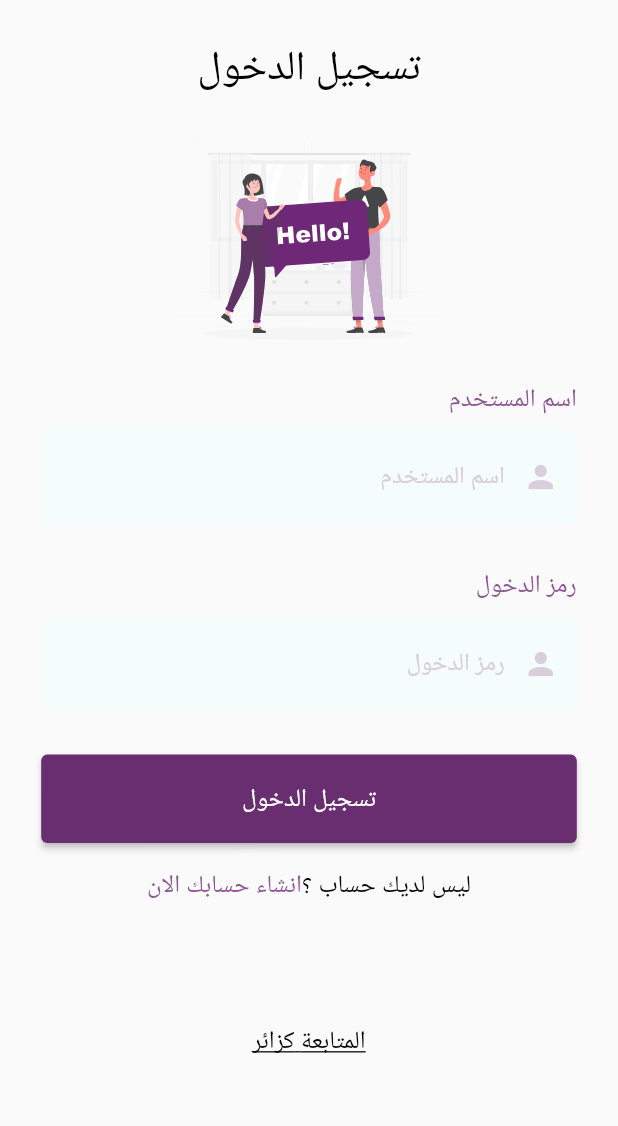
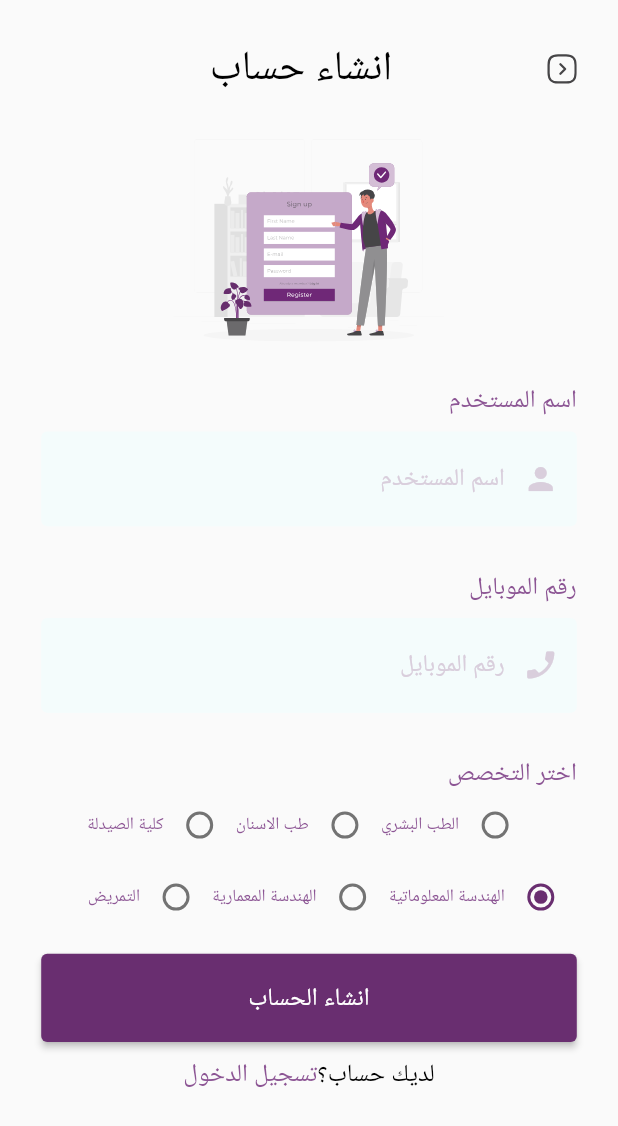
Before and after one commit to homamram/quize, a Flutter app: the screen it shows after launch, on a phone screen of 412 x 824 dp. Shown: the top 1126 px of the screen. Run offline on Flutter 3.47's test engine with Material 2 defaults, Android fonts, the phone set to English and light mode, and no system bars; our stand-ins replace bot_toast, connectivity_plus, dartz, firebase_core, firebase_messaging, flutter_spinkit and 5 more; accounts and stored records are empty.

Commit message:
signup view creat

```diff
--- a/lib/app/my_app.dart
+++ b/lib/app/my_app.dart
@@ -12,6 +12,7 @@ import 'package:get/get.dart';
 import 'package:provider/provider.dart';
 
 import '../core/utils/general_utiles.dart';
+import '../ui/views/sing_up/singup_view.dart';
 
 class MyApp extends StatelessWidget {
   MyApp({super.key});
@@ -37,7 +38,7 @@ class MyApp extends StatelessWidget {
             navigatorObservers: [BotToastNavigatorObserver()], //2
             debugShowCheckedModeBanner: false,
             title: 'Flutter Demo',
-            home: LoginView()));
+            home: SingupView()));
   }
 }
 
--- /dev/null
+++ b/lib/core/enums/academic_specialization.dart
@@ -0,0 +1,9 @@
+
+enum AcademicSpecialization {
+  IT,
+  Pharmacy  ,
+  Medicine,
+  ArchitecturalEngineering,
+  Nursing,
+  Dentist
+}
--- a/lib/ui/shared/custom_widgets/custom_text_field.dart
+++ b/lib/ui/shared/custom_widgets/custom_text_field.dart
@@ -1,18 +1,19 @@
 import 'package:flutter/material.dart';
 import 'package:quize/ui/shared/colors.dart';
 import 'package:quize/ui/shared/utils.dart';
-
+import 'package:flutter_svg/svg.dart';
 class CustomTextField extends StatelessWidget {
   final String hitText;
   final TextEditingController controller;
   final String? Function(String?)? validator;
-  final IconData? icon;
+  final String? img;
+  final IconData icon;
 
   const CustomTextField({
     Key? key,
     required this.hitText,
     required this.controller,
-    this.validator, this.icon,
+    this.validator, this.img, required this.icon
   }) : super(key: key);
 
   @override
@@ -32,7 +33,7 @@ class CustomTextField extends StatelessWidget {
             hintStyle: TextStyle(
               color: AppColors.hintcolor
             ),
-            prefixIcon: Icon(icon??null),
+            prefixIcon:Icon(icon),
             prefixIconColor:AppColors.hintcolor ,
             filled: true,
             fillColor: AppColors.textFormfieldcolor,
--- a/lib/ui/views/login_view/login_view.dart
+++ b/lib/ui/views/login_view/login_view.dart
@@ -35,13 +35,14 @@ body: Form(
       ),
       CustomText(text: 'اسم المستخدم',),
       CustomTextField(hitText: 'اسم المستخدم', controller:_loginController.usernameController ,
-          icon: Icons.person,validator: (value){
+         img: "ic_profile",validator: (value){
         if(value!.isEmpty)
           return 'الرجاء ادخال اسمك';
-          }),
+          }
+          ,
+          icon: Icons.person),
       CustomText(text: 'رمز الدخول',),
-      CustomTextField(hitText: 'رمز الدخول', controller:_loginController.codeController ,
-          icon: Icons.person,
+      CustomTextField(hitText: 'رمز الدخول', controller:_loginController.codeController ,icon: Icons.person,
           validator: (value){
             if(value!.isEmpty)
               return 'الرجاء ادخال رمز الدخول';
--- a/lib/ui/views/login_view/login_view_controler.dart
+++ b/lib/ui/views/login_view/login_view_controler.dart
@@ -8,11 +8,10 @@ class LoginController extends BaseController {
   TextEditingController codeController = TextEditingController();
   GlobalKey<FormState> loginkey = GlobalKey<FormState>();
 
-  // إضافة المزيد من المتغيرات والمنطق الخاص بصفحة الدخول هنا
 
   void validateLogin() {
     if (loginkey.currentState!.validate()) {
-      // قم بتنفيذ الإجراءات المطلوبة بعد التحقق من صحة البيانات
+      //  بتنفيذ الإجراءات المطلوبة بعد التحقق من صحة البيانات
     }
   }
 
--- /dev/null
+++ b/lib/ui/views/sing_up/singup_controller.dart
@@ -0,0 +1,25 @@
+
+import 'package:flutter/cupertino.dart';
+import 'package:quize/core/services/base_controller.dart';
+import 'package:get/get.dart';
+
+import '../../../core/enums/academic_specialization.dart';
+class SingupViewController extends BaseController {
+  TextEditingController nameController = TextEditingController();
+  TextEditingController numberController = TextEditingController();
+  GlobalKey<FormState> singupkey = GlobalKey<FormState>();
+  Rx<AcademicSpecialization?> specialization=
+  Rx<AcademicSpecialization?>(AcademicSpecialization.IT);
+  void validatesignup() {
+    if (singupkey.currentState!.validate()) {
+      //  بتنفيذ الإجراءات المطلوبة بعد التحقق من صحة البيانات
+    }
+  }
+
+  @override
+  void dispose() {
+    nameController.dispose();
+    numberController.dispose();
+    super.dispose();
+  }
+}
--- /dev/null
+++ b/lib/ui/views/sing_up/singup_view.dart
@@ -0,0 +1,179 @@
+import 'package:flutter/material.dart';
+import 'package:flutter_svg/svg.dart';
+import 'package:quize/core/enums/academic_specialization.dart';
+import 'package:quize/ui/shared/custom_widgets/custom_button.dart';
+import 'package:quize/ui/shared/colors.dart';
+import 'package:quize/ui/shared/custom_widgets/custom_text.dart';
+import 'package:quize/ui/shared/custom_widgets/custom_text_field.dart';
+import 'package:quize/ui/shared/utils.dart';
+import 'package:get/get.dart';
+import 'package:quize/ui/views/sing_up/singup_controller.dart';
+import '../login_view/login_view_controler.dart';
+
+class SingupView extends StatelessWidget {
+  final SingupViewController controller = Get.put(SingupViewController());
+
+  @override
+  Widget build(BuildContext context) {
+    return SafeArea(
+      child: Scaffold(
+        body: Form(
+          key: controller.singupkey,
+          child: Padding(
+            padding: EdgeInsets.symmetric(
+              vertical: screenHeight(30),
+              horizontal: screenHeight(30),
+            ),
+            child: ListView(
+              children: [
+                Row(
+                  children: [
+                    InkWell(
+                      onTap: () {},
+                      child: SvgPicture.asset("assets/images/ic_back.svg"),
+                    ),
+                    SizedBox(width: screenWidth(4)),
+                    Center(
+                      child: CustomText(
+                        text: 'انشاء حساب',
+                        color: AppColors.mainBlackColor,
+                        size: screenHeight(30),
+                      ),
+                    ),
+                  ],
+                ),
+                Padding(
+                  padding: EdgeInsets.symmetric(vertical: screenHeight(30)),
+                  child: Center(
+                    child: SvgPicture.asset("assets/images/signup.svg"),
+                  ),
+                ),
+                CustomText(text: 'اسم المستخدم'),
+                CustomTextField(
+                  hitText: 'اسم المستخدم',
+                  controller: controller.nameController,
+                  icon: Icons.person,
+                  validator: (value) {
+                    if (value!.isEmpty) return 'الرجاء ادخال اسمك';
+                  },
+                ),
+                CustomText(text: 'رقم الموبايل'),
+                CustomTextField(
+                  hitText: 'رقم الموبايل',
+                  controller: controller.numberController,
+                  icon: Icons.phone_enabled,
+                  img: "ic_profile",
+                  validator: (value) {
+                    if (value!.isEmpty) return 'الرجاء ادخالرقم الموبايل';
+                  },
+                ),
+                CustomText(text: 'اختر التخصص'),
+                Obx(
+                      () => Row(
+                    mainAxisAlignment: MainAxisAlignment.center,
+                    children: [
+                      Radio(
+                        value: AcademicSpecialization.Medicine,
+                        activeColor: AppColors.buttoncolor,
+                        groupValue: controller.specialization.value,
+                        onChanged: (value) {
+                          controller.specialization.value = value!;
+                          print(value);
+                        },
+                      ),
+                      CustomText(
+                        text: "الطب البشري",
+                        size: screenWidth(36),
+                      ),
+                      Radio(
+                        value: AcademicSpecialization.Dentist,
+                        groupValue: controller.specialization.value,
+                        activeColor: AppColors.buttoncolor,
+                        onChanged: (value) {
+                          controller.specialization.value = value!;
+                          print(value);
+                        },
+                      ),
+                      CustomText(text: "طب الاسنان", size: screenWidth(36)),
+                      Radio(
+                        value: AcademicSpecialization.Pharmacy,
+                        groupValue: controller.specialization.value,
+                        activeColor: AppColors.buttoncolor,
+                        onChanged: (value) {
+                          controller.specialization.value = value!;
+                          print(value);
+                        },
+                      ),
+                      CustomText(text: "كلية الصيدلة", size: screenWidth(36)),
+                    ],
+                  ),
+                ),
+                Obx(
+                      () => Row(
+                    children: [
+                      Radio(
+                        value: AcademicSpecialization.IT,
+                        activeColor: AppColors.buttoncolor,
+                        groupValue: controller.specialization.value,
+                        onChanged: (value) {
+                          controller.specialization.value = value!;
+                          print(value);
+                        },
+                      ),
+                      CustomText(
+                        text: 'الهندسة المعلوماتية',
+                        size: screenWidth(36),
+                      ),
+                      Radio(
+                        value: AcademicSpecialization.ArchitecturalEngineering,
+                        groupValue: controller.specialization.value,
+                        activeColor: AppColors.buttoncolor,
+                        onChanged: (value) {
+                          controller.specialization.value = value!;
+                          print(value);
+                        },
+                      ),
+                      CustomText(
+                        text: 'الهندسة المعمارية',
+                        size: screenWidth(36),
+                      ),
+                      Radio(
+                        value: AcademicSpecialization.Nursing,
+                        groupValue: controller.specialization.value,
+                        activeColor: AppColors.buttoncolor,
+                        onChanged: (value) {
+                          controller.specialization.value = value!;
+                          print(value);
+                        },
+                      ),
+                      CustomText(text: "التمريض", size: screenWidth(36)),
+                    ],
+                  ),
+                ),
+                SizedBox(height: screenHeight(60)),
+                CustomButton(
+                  text: "انشاء الحساب",
+                  onPressed: () {
+                    controller.validatesignup();
+
+                  },
+                ),
+                SizedBox(height: screenHeight(80)),
+                Row(
+                  mainAxisAlignment: MainAxisAlignment.center,
+                  children: [
+                    CustomText(
+                      text: "لديك حساب؟",
+                      color: AppColors.mainBlackColor,
+                    ),
+                    CustomText(text: "تسجيل الدخول"),
+                  ],
+                ),
+              ],
+            ),
+          ),
+        ),
+      ),
+    );
+  }
+}
```
Also changed, not shown: assets/images/ic_back.svg (added), assets/images/ic_profile.svg (added), assets/images/signup.svg (added).
